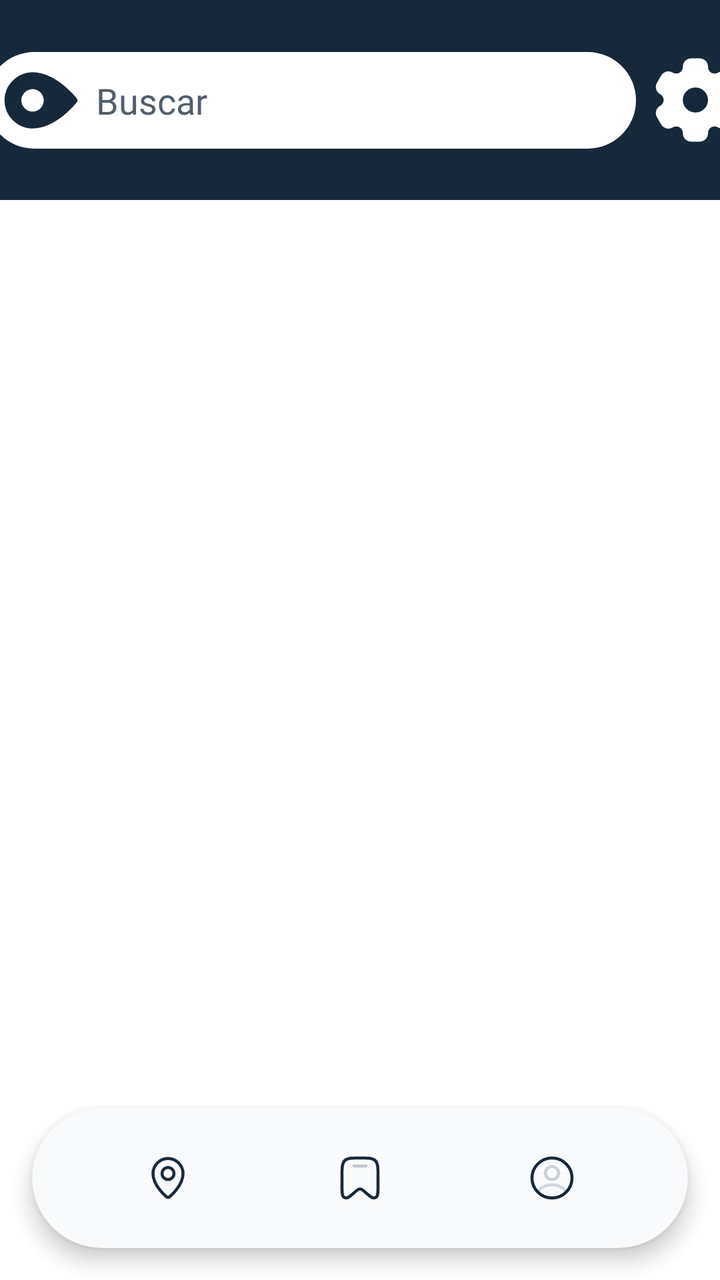
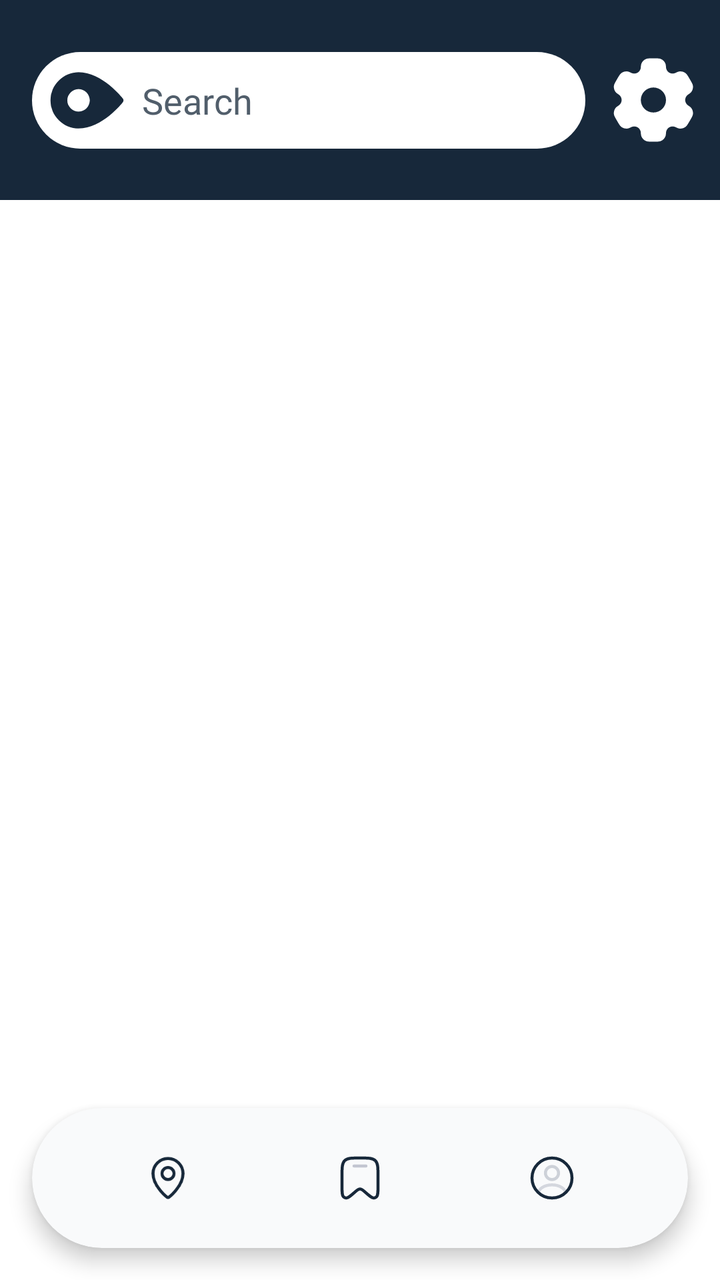

Before-and-after screenshots of an Android layout around one commit, followed by the original layout XML and the change that was made.
<!-- AndroidManifest.xml: application theme Theme.Booka -->
<!-- res/layout/activity_main.xml -->
<?xml version="1.0" encoding="utf-8"?>
<androidx.constraintlayout.widget.ConstraintLayout xmlns:android="http://schemas.android.com/apk/res/android"
    xmlns:app="http://schemas.android.com/apk/res-auto"
    xmlns:tools="http://schemas.android.com/tools"
    android:id="@+id/main"
    android:layout_width="match_parent"
    android:layout_height="match_parent"
    tools:context=".view.activity.MainActivity">

    <androidx.constraintlayout.widget.ConstraintLayout
        android:id="@+id/constraintLayout"
        android:layout_width="0dp"
        android:layout_height="100dp"
        android:background="@color/booka_primary"
        app:layout_constraintEnd_toEndOf="parent"
        app:layout_constraintStart_toStartOf="parent"
        app:layout_constraintTop_toTopOf="parent">


        <EditText
            android:id="@+id/txtBuscar"
            android:layout_width="325dp"
            android:layout_height="wrap_content"
            android:layout_marginEnd="50dp"
            android:background="@drawable/rounded_background_all_25"
            android:fontFamily="@font/montserrat_bold"
            android:hint="Buscar"
            android:inputType="text|textAutoComplete"
            android:padding="12dp"
            android:paddingStart="55dp"
            android:textColor="@color/booka_primary"
            android:textColorHint="@color/booka_secondary"
            app:layout_constraintBottom_toBottomOf="parent"
            app:layout_constraintEnd_toEndOf="parent"
            app:layout_constraintStart_toStartOf="parent"
            app:layout_constraintTop_toTopOf="parent" />

        <ImageView
            android:id="@+id/pinIcon"
            android:layout_width="45dp"
            android:layout_height="45dp"
            android:layout_marginStart="5dp"
            android:rotation="-90"
            app:layout_constraintBottom_toBottomOf="parent"
            app:layout_constraintStart_toStartOf="@+id/txtBuscar"
            app:layout_constraintTop_toTopOf="parent"
            app:srcCompat="@drawable/ic_selected_location_pin" />

        <ImageView
            android:id="@+id/settingsIcon"
            android:layout_width="50dp"
            android:layout_height="50dp"
            android:layout_marginStart="333dp"
            app:layout_constraintBottom_toBottomOf="parent"
            app:layout_constraintEnd_toEndOf="parent"
            app:layout_constraintStart_toStartOf="parent"
            app:layout_constraintTop_toTopOf="parent"
            app:srcCompat="@drawable/ic_settings" />
    </androidx.constraintlayout.widget.ConstraintLayout>

    <FrameLayout
        android:id="@+id/fragmentContainer"
        android:layout_width="0dp"
        android:layout_height="0dp"
        app:layout_constraintBottom_toBottomOf="parent"
        app:layout_constraintEnd_toEndOf="parent"
        app:layout_constraintStart_toStartOf="parent"
        app:layout_constraintTop_toBottomOf="@+id/constraintLayout" />


    <com.google.android.material.card.MaterialCardView
        android:id="@+id/bottomMenu"
        android:layout_width="0dp"
        android:layout_height="70dp"
        android:layout_margin="16dp"
        app:cardBackgroundColor="@color/booka_input_background"
        app:cardCornerRadius="40dp"
        app:cardElevation="6dp"
        app:layout_constraintBottom_toBottomOf="parent"
        app:layout_constraintEnd_toEndOf="parent"
        app:layout_constraintStart_toStartOf="parent"
        app:strokeWidth="0dp">

        <LinearLayout
            android:layout_width="match_parent"
            android:layout_height="match_parent"
            android:gravity="center"
            android:orientation="horizontal"
            android:paddingHorizontal="20dp"
            android:paddingVertical="10dp"
            android:weightSum="3">

            
            <FrameLayout
                android:id="@+id/nav_home"
                android:layout_width="0dp"
                android:layout_height="match_parent"
                android:layout_weight="1"
                android:gravity="center">

                <ImageView
                    android:id="@+id/icon_home"
                    android:layout_width="24dp"
                    android:layout_height="24dp"
                    android:layout_gravity="center"
                    android:src="@drawable/nav_icon_location_pin" />
            </FrameLayout>

            
            <FrameLayout
                android:id="@+id/nav_bookmarks"
                android:layout_width="0dp"
                android:layout_height="match_parent"
                android:layout_weight="1"
                android:gravity="center">

                <ImageView
                    android:id="@+id/icon_bookmark"
                    android:layout_width="24dp"
                    android:layout_height="24dp"
                    android:layout_gravity="center"
                    android:src="@drawable/nav_icon_bookmark" />
            </FrameLayout>

            
            <FrameLayout
                android:id="@+id/nav_profile"
                android:layout_width="0dp"
                android:layout_height="match_parent"
                android:layout_weight="1"
                android:gravity="center">

                <ImageView
                    android:id="@+id/icon_profile"
                    android:layout_width="24dp"
                    android:layout_height="24dp"
                    android:layout_gravity="center"
                    android:src="@drawable/nav_icon_profile" />
            </FrameLayout>

        </LinearLayout>
    </com.google.android.material.card.MaterialCardView>
</androidx.constraintlayout.widget.ConstraintLayout>
<!-- resources referenced by this layout -->
<resources>
  <color name="booka_input_background">#F9FAFB</color>
  <color name="booka_primary">#17283A</color>
  <color name="booka_secondary">#515E6B</color>
  <!-- drawable ic_selected_location_pin (drawable) -->
  <vector xmlns:android="http://schemas.android.com/apk/res/android"
      android:width="32dp"
      android:height="32dp"
      android:viewportWidth="32"
      android:viewportHeight="32">
  
      <path
          android:fillColor="@color/booka_primary"
          android:pathData="M16,3C10.5,3,6,7.5,6,13c0,8.4,9,15.5,9.4,15.8c0.2,0.1,0.4,0.2,0.6,0.2s0.4,-0.1,0.6,-0.2C17,28.5,26,21.4,26,13C26,7.5,21.5,3,16,3zM16,17c-2.2,0,-4,-1.8,-4,-4s1.8,-4,4,-4s4,1.8,4,4S18.2,17,16,17z"/>
  </vector>
  <!-- drawable nav_icon_bookmark (drawable) -->
  <?xml version="1.0" encoding="utf-8"?>
  <selector xmlns:android="http://schemas.android.com/apk/res/android">
      <item android:drawable="@drawable/ic_selected_bookmark" android:state_selected="true"/>
      <item android:drawable="@drawable/ic_bookmark" />
  </selector>
  <!-- drawable nav_icon_location_pin (drawable) -->
  <?xml version="1.0" encoding="utf-8"?>
  <selector xmlns:android="http://schemas.android.com/apk/res/android">
      <item android:drawable="@drawable/ic_selected_location_pin" android:state_selected="true"/>
      <item android:drawable="@drawable/ic_location_pin" />
  </selector>
  <!-- drawable nav_icon_profile (drawable) -->
  <?xml version="1.0" encoding="utf-8"?>
  <selector xmlns:android="http://schemas.android.com/apk/res/android">
      <item android:drawable="@drawable/ic_selected_profile_circle" android:state_selected="true"/>
      <item android:drawable="@drawable/ic_profile_circle" />
  </selector>
  <!-- drawable rounded_background_all_25 (drawable) -->
  <?xml version="1.0" encoding="utf-8"?>
  <shape xmlns:android="http://schemas.android.com/apk/res/android"
      android:shape="rectangle">
      <solid android:color="@color/white" />
      <corners android:radius="25dp" />
  </shape>
  <!-- drawable ic_location_pin (drawable) -->
  <vector xmlns:android="http://schemas.android.com/apk/res/android"
      android:width="32dp"
      android:height="32dp"
      android:viewportWidth="32"
      android:viewportHeight="32">
  
      <path
          android:fillColor="@android:color/transparent"
          android:pathData="M16,3C10.5,3,6,7.5,6,13c0,8.4,9,15.5,9.4,15.8c0.2,0.1,0.4,0.2,0.6,0.2s0.4,-0.1,0.6,-0.2C17,28.5,26,21.4,26,13C26,7.5,21.5,3,16,3zM16,17c-2.2,0,-4,-1.8,-4,-4s1.8,-4,4,-4s4,1.8,4,4S18.2,17,16,17z"
          android:strokeWidth="2"
          android:strokeColor="@color/booka_primary"
          android:strokeLineCap="round"
          android:strokeLineJoin="round" />
  </vector>
  <color name="white">#FFFFFF</color>
  <color name="booka_primary_variant">#17183A</color>
  <color name="booka_background">#FFFFFF</color>
  <color name="booka_text_primary">#111827</color>
  <color name="booka_text_secondary">#6B7280</color>
  <style name="Widget.Booka.Button" parent="Widget.Material3.Button">
          <item name="backgroundTint">@color/booka_primary</item>
          <item name="android:textColor">@color/white</item>
          <item name="cornerRadius">25dp</item>
      </style>
  <style name="Widget.Booka.TextInput" parent="Widget.Material3.TextInputLayout.OutlinedBox">
          <item name="boxBackgroundColor">@color/white</item>
          <item name="boxStrokeColor">@color/booka_primary</item>
          <item name="hintTextColor">@color/booka_text_secondary</item>
      </style>
  <style name="Widget.Booka.BottomNavigation" parent="Widget.Material3.BottomNavigationView">
          <item name="itemIconTint">@color/selector_bottom_nav</item>
          <item name="itemTextColor">@color/selector_bottom_nav</item>
          <item name="backgroundTint">@color/booka_primary</item>
      </style>
  <!-- unchanged entries left out for length: 6 -->
</resources>

<!-- the commit's change to res/layout/activity_main.xml (unified diff, before → after) -->
@@ -19,19 +19,20 @@
 
         <EditText
             android:id="@+id/txtBuscar"
-            android:layout_width="325dp"
+            android:layout_width="0dp"
             android:layout_height="wrap_content"
-            android:layout_marginEnd="50dp"
+            android:layout_marginStart="16dp"
+            android:layout_marginEnd="8dp"
             android:background="@drawable/rounded_background_all_25"
             android:fontFamily="@font/montserrat_bold"
-            android:hint="Buscar"
+            android:hint="@string/buscar"
             android:inputType="text|textAutoComplete"
             android:padding="12dp"
             android:paddingStart="55dp"
             android:textColor="@color/booka_primary"
             android:textColorHint="@color/booka_secondary"
             app:layout_constraintBottom_toBottomOf="parent"
-            app:layout_constraintEnd_toEndOf="parent"
+            app:layout_constraintEnd_toStartOf="@+id/settingsIcon"
             app:layout_constraintStart_toStartOf="parent"
             app:layout_constraintTop_toTopOf="parent" />
 
@@ -50,9 +51,9 @@
             android:id="@+id/settingsIcon"
             android:layout_width="50dp"
             android:layout_height="50dp"
-            android:layout_marginStart="333dp"
             app:layout_constraintBottom_toBottomOf="parent"
             app:layout_constraintEnd_toEndOf="parent"
+            app:layout_constraintHorizontal_bias="0.97"
             app:layout_constraintStart_toStartOf="parent"
             app:layout_constraintTop_toTopOf="parent"
             app:srcCompat="@drawable/ic_settings" />
<!-- resource entries referenced after the edit -->
@@ -39,6 +39,7 @@
       <solid android:color="@color/white" />
       <corners android:radius="25dp" />
   </shape>
+  <string name="buscar">Search</string>
   <!-- drawable ic_location_pin (drawable) -->
   <vector xmlns:android="http://schemas.android.com/apk/res/android"
       android:width="32dp"
